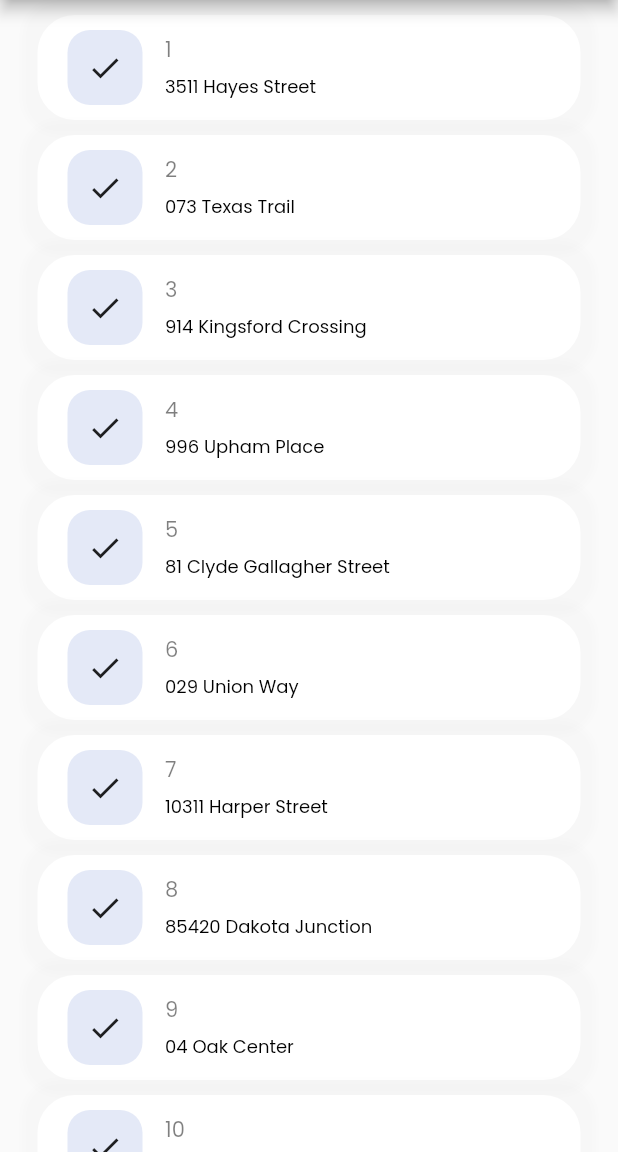
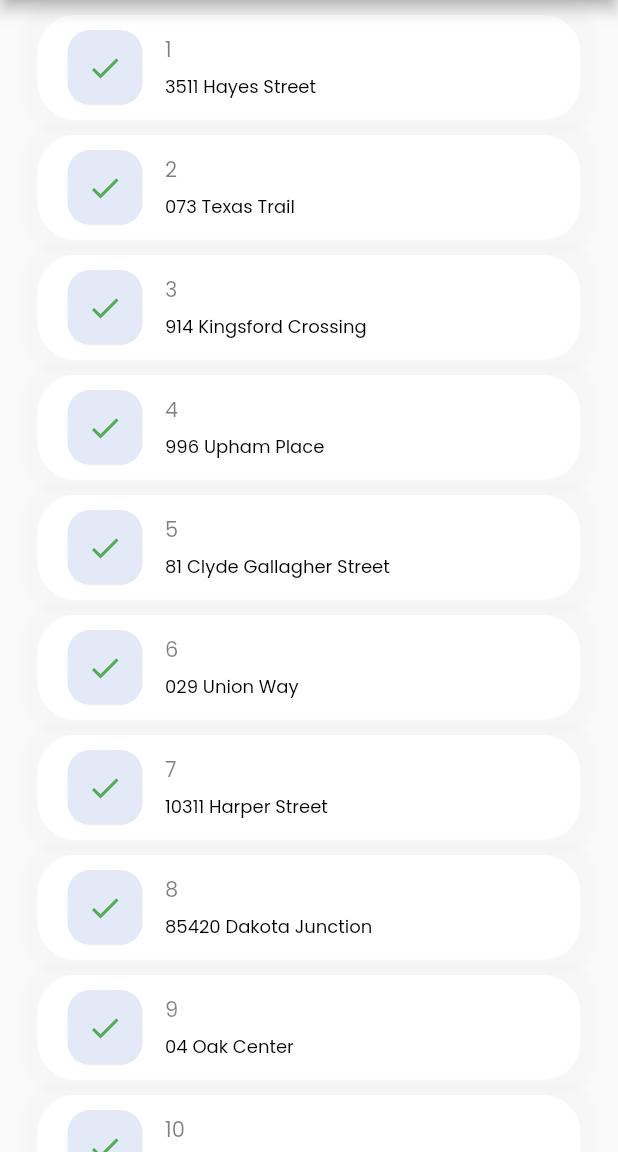
Before and after one commit to EHGOLDFISH/YourTaxiApp, a Flutter app: the screen it shows after launch, on a phone screen of 412 x 824 dp, the part 84-1236 px from its top. Run offline on Flutter 3.47's test engine with Material 2 defaults, Android fonts, the phone set to English and light mode, and no system bars; our stand-ins replace awesome_notifications, currency_text_input_formatter, firebase_core, flutter_local_notifications, google_fonts, shared_preferences; missing offline and left inert: awesome_notifications_fcm, gsheets, maps_launcher; accounts and stored records are empty; statements that could not run were skipped; key blocks and very long unbroken strings in the code were emptied for the run.

Commit message:
add color to custom card

```diff
--- a/lib/screens/DispatchHistoryPage.dart
+++ b/lib/screens/DispatchHistoryPage.dart
@@ -65,7 +65,9 @@ class _DispatchHistoryPageState extends State<DispatchHistoryPage> {
               child: CustomDisplayCard(
                   title: _dispatch[index].callLine.toString(),
                   subtitle: _dispatch[index].pickUp!,
-                  icon: Icons.check));
+                  icon: Icons.check,
+                color: Colors.green,
+              ));
           //   Card(
           //   elevation: 2,
           //   shape: RoundedRectangleBorder(
--- a/lib/widget/custom_card.dart
+++ b/lib/widget/custom_card.dart
@@ -9,12 +9,12 @@ class CustomDisplayCard extends StatelessWidget {
     required String this.subtitle,
     required IconData this.icon,
     this.onClicked,
-    Colors? this.color});
+    this.color});
 
   String title;
   String subtitle;
   IconData icon = Icons.dangerous;
-  Colors? color;
+  Color? color = Colors.black;
   final VoidCallback? onClicked;
 
   @override
@@ -54,7 +54,7 @@ class CustomDisplayCard extends StatelessWidget {
                         borderRadius: BorderRadius.circular(15),
                         // shape: BoxShape.circle
                       ),
-                      child: Center(child: Icon(icon)),
+                      child: Center(child: Icon(icon,color: color,)),
                     ),
                     SizedBox(
                       width: 15,
@@ -147,7 +147,7 @@ class CustomDisplayCard extends StatelessWidget {
               ],
             ),
           ),
-          _buildButtonColumn(Colors.black, Icons.near_me, 'ROUTE', address)
+          _buildButtonColumn(color!, Icons.near_me, 'ROUTE', address)
         ],
       ),
     );
```
